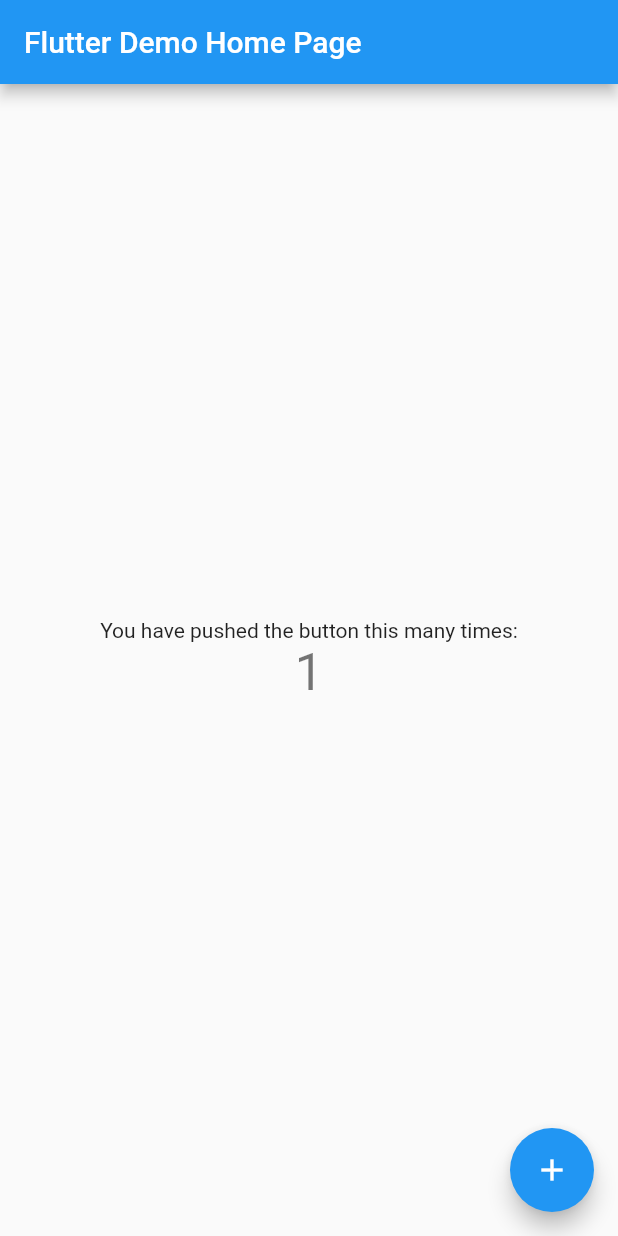
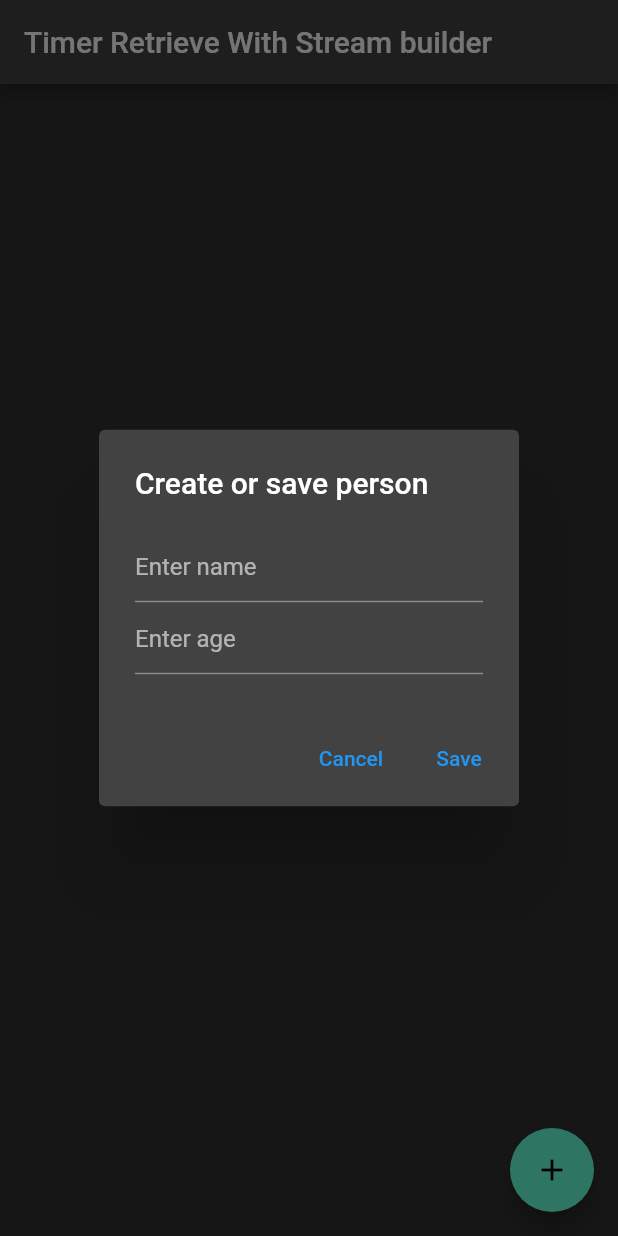
Before and after one commit to qwaiks/riverpod-examples, a Flutter app: the screen it shows after launch, after a tap on the "add" icon, on a phone screen of 412 x 824 dp. Run offline on Flutter 3.47's test engine with Material 2 defaults, Android fonts, the phone set to English and light mode, and no system bars; our stand-ins replace hooks_riverpod.

Commit message:
added example 5 with change notifier

```diff
--- a/lib/example4.dart
+++ b/lib/example4.dart
@@ -1,25 +1,5 @@
 import 'package:flutter/material.dart';
 import 'package:hooks_riverpod/hooks_riverpod.dart';
-
-void main() {
-  runApp(const ProviderScope(child: MyApp()));
-}
-
-class MyApp extends StatelessWidget {
-  const MyApp({super.key});
-
-  // This widget is the root of your application.
-  @override
-  Widget build(BuildContext context) {
-    return MaterialApp(
-      title: 'Flutter Demo',
-      theme: ThemeData.dark(),
-      themeMode: ThemeMode.dark,
-      debugShowCheckedModeBanner: false,
-      home: const Example4(),
-    );
-  }
-}
 
 const names = [
   'Jasmine Hines',
--- /dev/null
+++ b/lib/example5.dart
@@ -0,0 +1,165 @@
+import 'dart:collection';
+import 'dart:developer';
+
+import 'package:flutter/material.dart';
+import 'package:hooks_riverpod/hooks_riverpod.dart';
+import 'package:uuid/uuid.dart';
+
+@immutable
+class Person {
+  final String? name;
+  final int? age;
+  final String? uuid;
+
+  //Creating a constructor to initialize props
+  Person({
+    required this.name,
+    required this.age,
+    String? uuid,
+  }) : uuid = uuid ?? const Uuid().v4();
+
+  //Immutable classes should always return a new instance of the class
+  // when props are updated
+  Person updated([String? name, int? age]) => Person(
+        name: name ?? this.name,
+        age: age ?? this.age,
+        uuid: uuid,
+      );
+  String get displayName => '$name ($age years old)';
+
+  //override equality operator to check quality based of prop uuid
+  @override
+  bool operator ==(covariant Person other) => uuid == other.uuid;
+
+  // once you override equality you need to override hashcode in order to
+  // hash the fields that you use to check quality
+  // if you are using all/ multiple field you should use the
+  // Object.hash(prop1,prop2) or Object.hashAll([prop1, prop2])
+  @override
+  int get hashCode => uuid.hashCode;
+
+  //override toString  to return props of class instead of class instance
+  @override
+  String toString() => 'Persons(name: $name, age: $age, uuid: $uuid)';
+}
+
+class DataModel extends ChangeNotifier {
+  List<Person> _people = [];
+
+  int get count => people.length;
+
+  UnmodifiableListView<Person> get people => UnmodifiableListView(_people);
+
+  void add(Person newPerson) {
+    _people.add(newPerson);
+    notifyListeners();
+  }
+
+  void update(Person existingPerson) {
+    final index = _people.indexOf(existingPerson);
+    if (index != -1) {
+      final person = _people.elementAt(index);
+      _people[index] = person.updated(existingPerson.name, existingPerson.age);
+    }
+    notifyListeners();
+  }
+}
+
+final dataModelProvider = ChangeNotifierProvider<DataModel>((ref) {
+  return DataModel();
+});
+
+class Example5 extends ConsumerWidget {
+  const Example5({super.key});
+
+  @override
+  Widget build(BuildContext context, WidgetRef ref) {
+    return Scaffold(
+        appBar: AppBar(
+          title: const Text('Timer Retrieve With Stream builder'),
+        ),
+        floatingActionButton: FloatingActionButton(
+          child: const Icon(Icons.add),
+          onPressed: () async {
+            final person = await createOrAddPersonDialog(context);
+            if (person != null) {
+              final dataModel = ref.read(dataModelProvider);
+              dataModel.add(person);
+            }
+          },
+        ),
+        body: Consumer(builder: (_, ref, __) {
+          final dataModel = ref.watch(dataModelProvider);
+          return ListView.builder(
+              itemCount: dataModel.count,
+              itemBuilder: (context, index) {
+                final existingPerson = dataModel.people[index];
+                return ListTile(
+                  title: Text(existingPerson.displayName),
+                  onTap: () async {
+                    final updatedPerson =
+                        await createOrAddPersonDialog(context, existingPerson);
+
+                    if (updatedPerson != null &&
+                        (updatedPerson.age != existingPerson.age ||
+                            updatedPerson.name != existingPerson.name)) {
+                      dataModel.update(updatedPerson);
+                    }
+                  },
+                );
+              });
+        }));
+  }
+}
+
+Future<Person?> createOrAddPersonDialog(BuildContext context,
+    [Person? existingPerson]) {
+  final nameController = TextEditingController();
+  final ageController = TextEditingController();
+
+  String? name = existingPerson?.name;
+  int? age = existingPerson?.age;
+
+  nameController.text = name ?? '';
+  ageController.text = age?.toString() ?? '';
+
+  return showDialog<Person>(
+      context: context,
+      builder: (context) {
+        return AlertDialog(
+          title: const Text('Create or save person '),
+          content: Column(
+            mainAxisSize: MainAxisSize.min,
+            children: [
+              TextField(
+                controller: nameController,
+                decoration: const InputDecoration(hintText: 'Enter name'),
+                onChanged: (value) => name = value,
+              ),
+              TextField(
+                controller: ageController,
+                decoration: const InputDecoration(hintText: 'Enter age'),
+                onChanged: (value) => age = int.tryParse(value),
+              )
+            ],
+          ),
+          actions: [
+            TextButton(
+              onPressed: () => Navigator.of(context).pop(),
+              child: const Text('Cancel'),
+            ),
+            TextButton(
+              onPressed: () {
+                if (existingPerson != null) {
+                  final updatedPerson = existingPerson.updated(name, age);
+                  Navigator.of(context).pop(updatedPerson);
+                } else {
+                  Navigator.pop(context, Person(name: name, age: age));
+                }
+              },
+              child: const Text('Save'),
+            ),
+          ],
+        );
+      });
+}
--- a/lib/main.dart
+++ b/lib/main.dart
@@ -1,7 +1,9 @@
+import 'package:example1/example5.dart';
 import 'package:flutter/material.dart';
+import 'package:hooks_riverpod/hooks_riverpod.dart';
 
 void main() {
-  runApp(const MyApp());
+  runApp(const ProviderScope(child: MyApp()));
 }
 
 class MyApp extends StatelessWidget {
@@ -12,104 +14,10 @@ class MyApp extends StatelessWidget {
   Widget build(BuildContext context) {
     return MaterialApp(
       title: 'Flutter Demo',
-      theme: ThemeData(
-        // This is the theme of your application.
-        //
-        // Try running your application with "flutter run". You'll see the
-        // application has a blue toolbar. Then, without quitting the app, try
-        // changing the primarySwatch below to Colors.green and then invoke
-        // "hot reload" (press "r" in the console where you ran "flutter run",
-        // or simply save your changes to "hot reload" in a Flutter IDE).
-        // Notice that the counter didn't reset back to zero; the application
-        // is not restarted.
-        primarySwatch: Colors.blue,
-      ),
-      home: const MyHomePage(title: 'Flutter Demo Home Page'),
+      theme: ThemeData.dark(),
+      themeMode: ThemeMode.dark,
+      debugShowCheckedModeBanner: false,
+      home: const Example5(),
     );
   }
 }
-
-class MyHomePage extends StatefulWidget {
-  const MyHomePage({super.key, required this.title});
-
-  // This widget is the home page of your application. It is stateful, meaning
-  // that it has a State object (defined below) that contains fields that affect
-  // how it looks.
-
-  // This class is the configuration for the state. It holds the values (in this
-  // case the title) provided by the parent (in this case the App widget) and
-  // used by the build method of the State. Fields in a Widget subclass are
-  // always marked "final".
-
-  final String title;
-
-  @override
-  State<MyHomePage> createState() => _MyHomePageState();
-}
-
-class _MyHomePageState extends State<MyHomePage> {
-  int _counter = 0;
-
-  void _incrementCounter() {
-    setState(() {
-      // This call to setState tells the Flutter framework that something has
-      // changed in this State, which causes it to rerun the build method below
-      // so that the display can reflect the updated values. If we changed
-      // _counter without calling setState(), then the build method would not be
-      // called again, and so nothing would appear to happen.
-      _counter++;
-    });
-  }
-
-  @override
-  Widget build(BuildContext context) {
-    // This method is rerun every time setState is called, for instance as done
-    // by the _incrementCounter method above.
-    //
-    // The Flutter framework has been optimized to make rerunning build methods
-    // fast, so that you can just rebuild anything that needs updating rather
-    // than having to individually change instances of widgets.
-    return Scaffold(
-      appBar: AppBar(
-        // Here we take the value from the MyHomePage object that was created by
-        // the App.build method, and use it to set our appbar title.
-        title: Text(widget.title),
-      ),
-      body: Center(
-        // Center is a layout widget. It takes a single child and positions it
-        // in the middle of the parent.
-        child: Column(
-          // Column is also a layout widget. It takes a list of children and
-          // arranges them vertically. By default, it sizes itself to fit its
-          // children horizontally, and tries to be as tall as its parent.
-          //
-          // Invoke "debug painting" (press "p" in the console, choose the
-          // "Toggle Debug Paint" action from the Flutter Inspector in Android
-          // Studio, or the "Toggle Debug Paint" command in Visual Studio Code)
-          // to see the wireframe for each widget.
-          //
-          // Column has various properties to control how it sizes itself and
-          // how it positions its children. Here we use mainAxisAlignment to
-          // center the children vertically; the main axis here is the vertical
-          // axis because Columns are vertical (the cross axis would be
-          // horizontal).
-          mainAxisAlignment: MainAxisAlignment.center,
-          children: <Widget>[
-            const Text(
-              'You have pushed the button this many times:',
-            ),
-            Text(
-              '$_counter',
-              style: Theme.of(context).textTheme.headlineMedium,
-            ),
-          ],
-        ),
-      ),
-      floatingActionButton: FloatingActionButton(
-        onPressed: _incrementCounter,
-        tooltip: 'Increment',
-        child: const Icon(Icons.add),
-      ), // This trailing comma makes auto-formatting nicer for build methods.
-    );
-  }
-}
--- a/pubspec.yaml
+++ b/pubspec.yaml
@@ -36,6 +36,7 @@ dependencies:
   # Use with the CupertinoIcons class for iOS style icons.
   cupertino_icons: ^1.0.2
   hooks_riverpod: ^2.3.2
+  uuid: ^3.0.7
 
 dev_dependencies:
   flutter_test:
```
Also changed, not shown: pubspec.lock.
